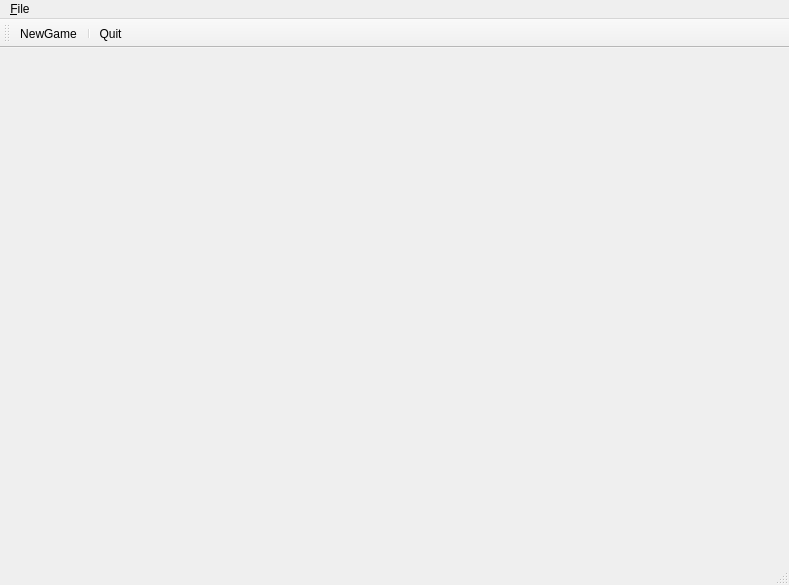
Above: Chapter 3/tictactoe/mainwindow.ui from starrynights89/Game_practice_Qt-5.10 before the change. Below: the same form after it.
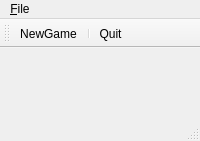
That is the form after the change. Icons and pictures are not drawn. Custom widgets are drawn as their Qt base class.

Diff of the .ui file:
```diff
--- a/Chapter 3/tictactoe/mainwindow.ui
+++ b/Chapter 3/tictactoe/mainwindow.ui
@@ -6,8 +6,8 @@
    <rect>
     <x>0</x>
     <y>0</y>
-    <width>789</width>
-    <height>585</height>
+    <width>200</width>
+    <height>141</height>
    </rect>
   </property>
   <property name="windowTitle">
@@ -39,7 +39,7 @@
     <rect>
      <x>0</x>
      <y>0</y>
-     <width>789</width>
+     <width>200</width>
      <height>21</height>
     </rect>
    </property>
```
